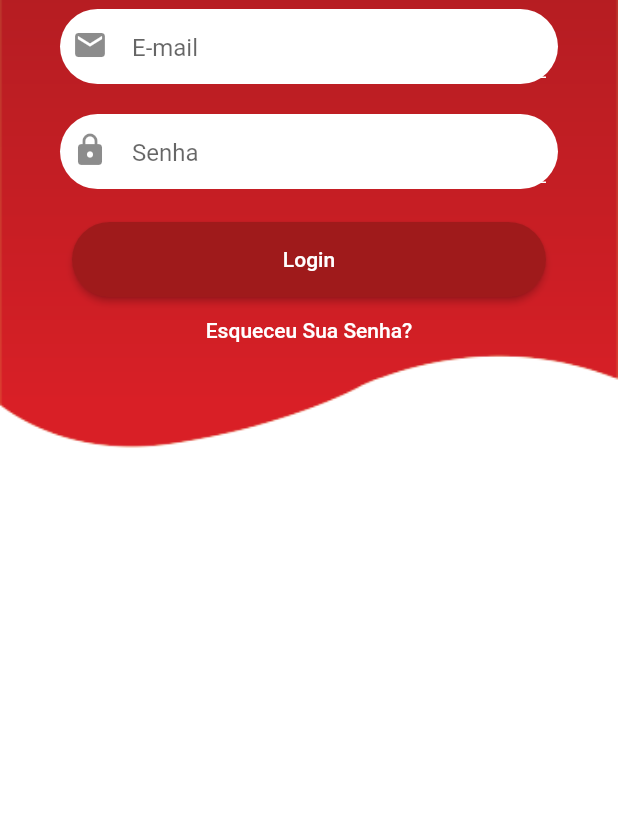
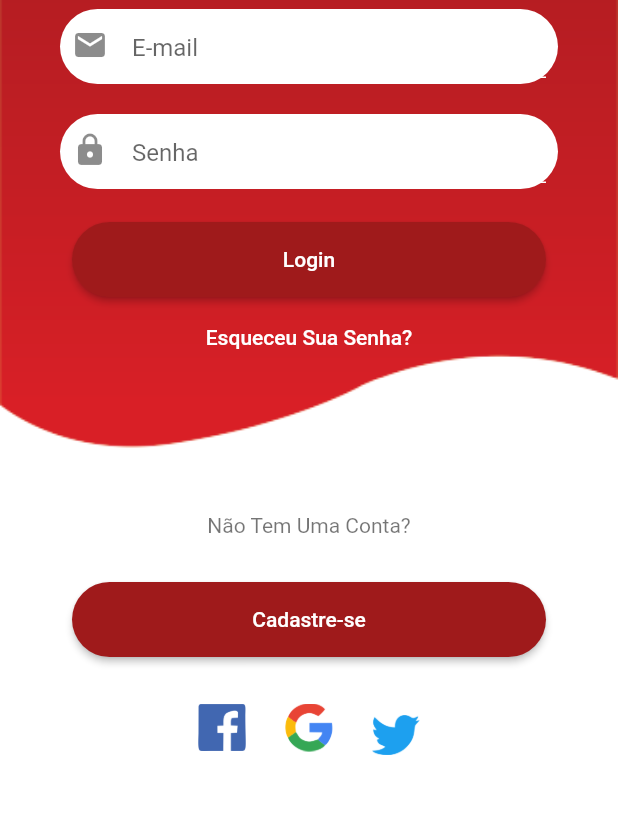
Before and after one commit to luizcfb/Gym_Lover, a Flutter app: the screen it shows after launch, on a phone screen of 412 x 824 dp, the part 261-1075 px from its top. Run offline on Flutter 3.47's test engine with Material 2 defaults, Android fonts, the phone set to English and light mode, and no system bars.

Commit message:
Final login

```diff
--- a/lib/login_screen.dart
+++ b/lib/login_screen.dart
@@ -43,86 +43,149 @@ class _login_screenState extends State<login_screen> {
                               image: DecorationImage(
                             image: AssetImage('assets/image/logo.colorida.png'),
                             fit: BoxFit.cover,
-
                           )),
                         ))),
                 Padding(
                   padding: EdgeInsets.symmetric(horizontal: 60, vertical: 150),
                   child: Column(
                     children: <Widget>[
-                      Text("Login", style: TextStyle(color: Colors.white, fontSize: 20))
+                      Text("Login",
+                          style: TextStyle(color: Colors.white, fontSize: 20))
                     ],
                   ),
                 ),
                 Container(
                   height: 50,
                   margin: EdgeInsets.only(top: 180, left: 40, right: 40),
-                  padding: EdgeInsets.only(top: 2, left: 8, right: 8, bottom: 4),
+                  padding:
+                      EdgeInsets.only(top: 2, left: 8, right: 8, bottom: 4),
                   decoration: BoxDecoration(
                       color: Colors.white,
-                    borderRadius: BorderRadius.circular(30)
-                  ),
+                      borderRadius: BorderRadius.circular(30)),
                   child: TextField(
                     decoration: InputDecoration(
                         icon: Icon(Icons.email),
                         hintText: "E-mail",
                         enabledBorder: UnderlineInputBorder(
-                            borderSide: BorderSide(color: Colors.white)
-                        )
-                    ),
+                            borderSide: BorderSide(color: Colors.white))),
                   ),
                 ),
 
                 Container(
                   height: 50,
                   margin: EdgeInsets.only(top: 250, left: 40, right: 40),
-                  padding: EdgeInsets.only(top: 2, left: 8, right: 8, bottom: 4),
+                  padding:
+                      EdgeInsets.only(top: 2, left: 8, right: 8, bottom: 4),
                   decoration: BoxDecoration(
                       color: Colors.white,
-                      borderRadius: BorderRadius.circular(30)
-                  ),
+                      borderRadius: BorderRadius.circular(30)),
                   child: TextFormField(
                     decoration: InputDecoration(
                       icon: Icon(Icons.lock_rounded),
                       hintText: "Senha",
                       enabledBorder: UnderlineInputBorder(
-                          borderSide: BorderSide(color: Colors.white)
-                        ),
+                          borderSide: BorderSide(color: Colors.white)),
                     ),
                     obscureText: true,
                   ),
                 ),
-
                 Container(
                     margin: EdgeInsets.only(top: 320, left: 40, right: 40),
-                  padding: EdgeInsets.only(top: 2, left: 8, right: 8, bottom: 4),
+                    padding:
+                        EdgeInsets.only(top: 2, left: 8, right: 8, bottom: 4),
                     child: SizedBox(
                       height: 50,
                       width: 700,
                       child: RaisedButton(
-                    onPressed: (){},
+                        onPressed: () {},
                         color: Color(0xFF9f1a1b),
                         shape: RoundedRectangleBorder(
-                      borderRadius: BorderRadius.all(Radius.circular(30))
+                            borderRadius:
+                                BorderRadius.all(Radius.circular(30))),
+                        child: Text(
+                          "Login",
+                          style: TextStyle(color: Colors.white),
                         ),
+                      ),
+                    )),
+                Container(
+                    margin: EdgeInsets.only(top: 375),
+                    padding:
+                        EdgeInsets.only(top: 2, left: 8, right: 8, bottom: 4),
+                    alignment: Alignment.center,
+                    height: 50,
+                   // width: 700,
+                    child: TextButton(
                       child: Text(
-                      "Login", style: TextStyle(color: Colors.white),
+                        'Esqueceu Sua Senha?',
+                        style: TextStyle(color: Colors.white),
+                      ),
+                      onPressed: () {},
+                    )),
+
+                    Container(
+                        margin: EdgeInsets.only(top: 500),
+                        alignment: Alignment.center,
+                        padding: EdgeInsets.only(top: 2, left: 8, right: 8, bottom: 4),
+                        height: 50,
+                          child: Text(
+                            'Não Tem Uma Conta?',
+                            style: TextStyle(color: Colors.black54),
+                          ),
+                        ),
+
+                    Container(
+                        margin: EdgeInsets.only(top: 560, left: 40, right: 40),
+                        padding:
+                        EdgeInsets.only(top: 2, left: 8, right: 8, bottom: 4),
+                        child: SizedBox(
+                          height: 50,
+                          width: 700,
+                          child: RaisedButton(
+                            onPressed: () {},
+                            color: Color(0xFF9f1a1b),
+                            shape: RoundedRectangleBorder(
+                                borderRadius:
+                                BorderRadius.all(Radius.circular(30))),
+                            child: Text(
+                              "Cadastre-se",
+                              style: TextStyle(color: Colors.white),
                             ),
                           ),
                         )),
 
+                    Row(
+                      mainAxisAlignment: MainAxisAlignment.center,
+                      children: <Widget>[
                         Container(
-                      margin: EdgeInsets.only(top: 370),
-                      padding: EdgeInsets.only(top: 2, left: 8, right: 8, bottom: 4),
-                      height: 50,
-                      width: 700,
-                  child: TextButton(
-                  child: Text('Esqueceu Sua Senha?', style: TextStyle(color: Colors.white),),
-                  onPressed: (){},
-    )),
+                          margin: EdgeInsets.only(top: 630, right: 5, left: 5),
+                            child: IconButton(
+                               icon: Image.asset('assets/image/fb.png'),
+                               iconSize: 30,
+                               onPressed: () {},
+                             ),
+                        ),
+                        Container(
+                          margin: EdgeInsets.only(top: 630, right: 5, left: 5),
+                          child: IconButton(
+                            icon: Image.asset('assets/image/google.png'),
+                            iconSize: 30,
+                            onPressed: () {},
+                          ),
+                        ),
+
+                        Container(
+                          margin: EdgeInsets.only(top: 640, right: 5, left: 5),
+                          child: IconButton(
+                            icon: Image.asset('assets/image/twitter.png'),
+                            iconSize: 30,
+                            onPressed: () {},
+                          ),
+                        ),
+                      ],
+                    ),
               ])),
             ),
-
           ]),
         ));
   }
--- a/pubspec.yaml
+++ b/pubspec.yaml
@@ -28,7 +28,6 @@ dependencies:
   # The following adds the Cupertino Icons font to your application.
   # Use with the CupertinoIcons class for iOS style icons.
   cupertino_icons: ^1.0.0
-
 
 dev_dependencies:
   flutter_test:
```
Also changed, not shown: assets/image/fb.png (added), assets/image/google.png (added), assets/image/logo_cor_fundo.png (added), assets/image/twitter.png (added), 1 other file. Lines whose indentation alone changed are shown as unchanged.
